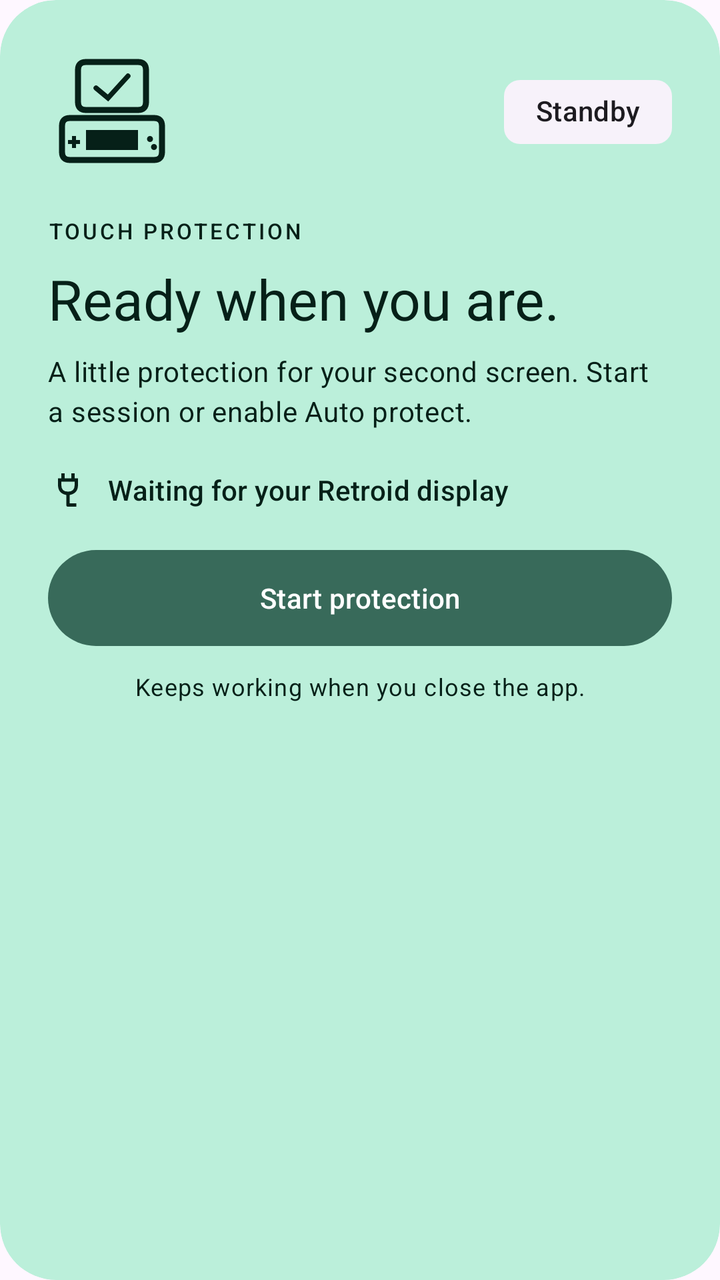
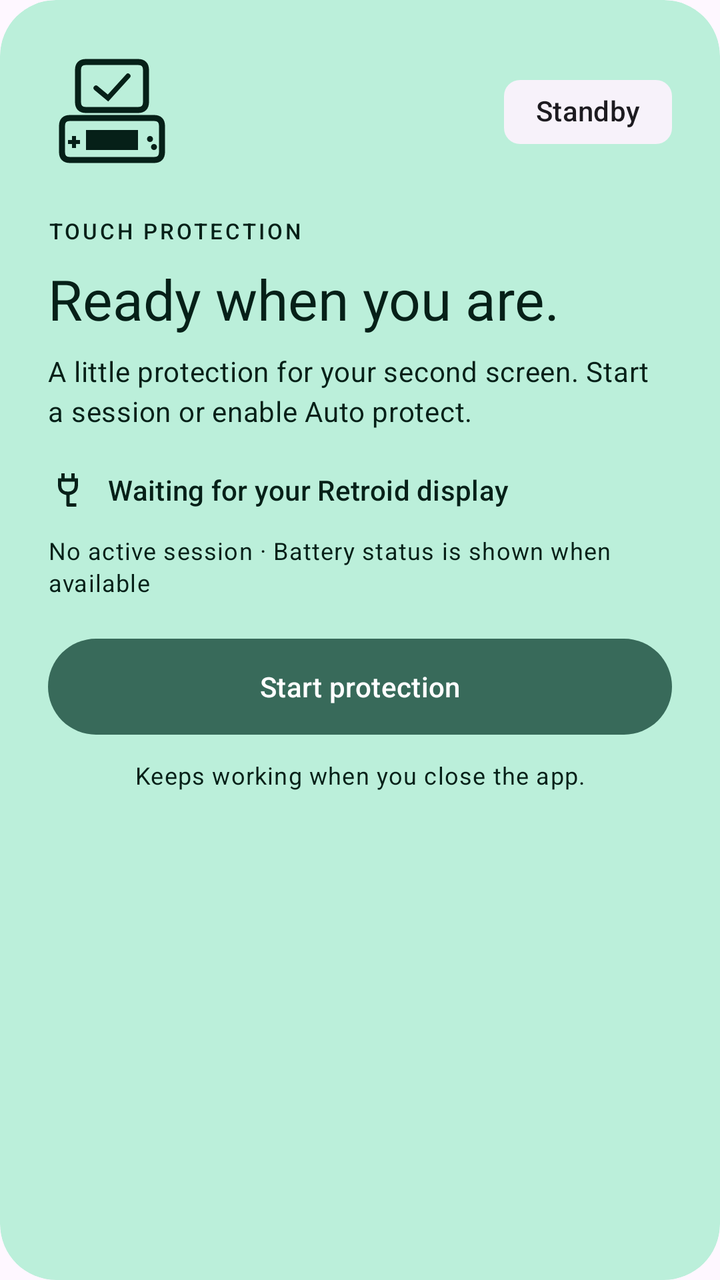

Compare the two renders of this Android layout. The source of the first and the diff that turns it into the second are given below.
<!-- AndroidManifest.xml: application theme Theme.OdinDuo -->
<!-- res/layout/protection_card.xml -->
<com.google.android.material.card.MaterialCardView xmlns:android="http://schemas.android.com/apk/res/android" xmlns:app="http://schemas.android.com/apk/res-auto" style="@style/Widget.OdinDuo.Card" android:layout_width="match_parent" android:layout_height="wrap_content" app:cardBackgroundColor="?attr/colorPrimaryContainer">
    <LinearLayout android:layout_width="match_parent" android:layout_height="wrap_content" android:orientation="vertical" android:padding="@dimen/card_padding">
        <LinearLayout android:layout_width="match_parent" android:layout_height="wrap_content" android:orientation="horizontal" android:gravity="center_vertical">
            <ImageView android:layout_width="@dimen/hero_icon_size" android:layout_height="@dimen/hero_icon_size" android:src="@drawable/ic_duo" android:importantForAccessibility="no" app:tint="?attr/colorOnPrimaryContainer" />
            <Space android:layout_width="0dp" android:layout_height="1dp" android:layout_weight="1" />
            <com.google.android.material.chip.Chip android:id="@+id/state_chip" android:layout_width="wrap_content" android:layout_height="wrap_content" android:text="@string/chip_idle" android:clickable="false" android:focusable="false" android:checkable="false" android:textColor="?attr/colorOnSurface" app:chipBackgroundColor="?attr/colorSurfaceContainerLow" app:chipStrokeWidth="0dp" />
        </LinearLayout>
        <com.google.android.material.textview.MaterialTextView android:layout_width="match_parent" android:layout_height="wrap_content" android:layout_marginTop="@dimen/hero_gap" android:text="@string/status_label" android:letterSpacing="0.12" android:textAppearance="?attr/textAppearanceLabelSmall" android:textColor="?attr/colorOnPrimaryContainer" />
        <com.google.android.material.textview.MaterialTextView android:id="@+id/state_title" android:layout_width="match_parent" android:layout_height="wrap_content" android:layout_marginTop="8dp" android:text="@string/title_idle" android:textAppearance="@style/TextAppearance.OdinDuo.Hero" android:textColor="?attr/colorOnPrimaryContainer" />
        <com.google.android.material.textview.MaterialTextView android:id="@+id/status" android:layout_width="match_parent" android:layout_height="wrap_content" android:layout_marginTop="8dp" android:text="@string/status_idle" android:textAppearance="?attr/textAppearanceBodyMedium" android:textColor="?attr/colorOnPrimaryContainer" android:accessibilityLiveRegion="polite" />
        <LinearLayout android:layout_width="match_parent" android:layout_height="wrap_content" android:layout_marginTop="20dp" android:gravity="center_vertical" android:orientation="horizontal">
            <ImageView android:layout_width="20dp" android:layout_height="20dp" android:src="@drawable/ic_cable" android:importantForAccessibility="no" app:tint="?attr/colorOnPrimaryContainer" />
            <com.google.android.material.textview.MaterialTextView android:id="@+id/device" android:layout_width="0dp" android:layout_height="wrap_content" android:layout_weight="1" android:layout_marginStart="10dp" android:text="@string/device_disconnected" android:textAppearance="?attr/textAppearanceLabelLarge" android:textColor="?attr/colorOnPrimaryContainer" />
        </LinearLayout>
        <com.google.android.material.button.MaterialButton android:id="@+id/start" android:layout_width="match_parent" android:layout_height="wrap_content" android:layout_marginTop="16dp" android:minHeight="56dp" android:text="@string/start_protection" app:cornerRadius="28dp" android:textColor="@color/protection_start_text" app:backgroundTint="@color/protection_start_background" />
        <com.google.android.material.button.MaterialButton android:id="@+id/stop" style="@style/Widget.Material3.Button.OutlinedButton" android:layout_width="match_parent" android:layout_height="wrap_content" android:layout_marginTop="16dp" android:minHeight="56dp" android:text="@string/stop_protection" android:visibility="gone" app:cornerRadius="28dp" android:textColor="@color/protection_button_text" app:strokeColor="@color/protection_button_stroke" />
        <com.google.android.material.textview.MaterialTextView android:layout_width="match_parent" android:layout_height="wrap_content" android:layout_marginTop="8dp" android:gravity="center" android:text="@string/background_hint" android:textAppearance="?attr/textAppearanceBodySmall" android:textColor="?attr/colorOnPrimaryContainer" />
    </LinearLayout>
</com.google.android.material.card.MaterialCardView>
<!-- resources referenced by this layout -->
<resources>
  <dimen name="card_padding">24dp</dimen>
  <dimen name="hero_gap">20dp</dimen>
  <dimen name="hero_icon_size">64dp</dimen>
  <!-- drawable ic_cable (drawable) -->
  <vector xmlns:android="http://schemas.android.com/apk/res/android" android:width="20dp" android:height="20dp" android:viewportWidth="24" android:viewportHeight="24">
      <path android:fillColor="#FF000000" android:pathData="M8,2 L10,2 L10,5 L14,5 L14,2 L16,2 L16,5 L18,5 L18,9 Q18,14 13,15 L13,20 L17,20 L17,22 L12,22 Q11,22 11,21 L11,15 Q6,14 6,9 L6,5 L8,5 Z M8,7 L8,9 Q8,13 12,13 Q16,13 16,9 L16,7 Z"/>
  </vector>
  <!-- drawable ic_duo (drawable) -->
  <vector xmlns:android="http://schemas.android.com/apk/res/android" android:width="64dp" android:height="64dp" android:viewportWidth="64" android:viewportHeight="64">
      <path android:fillColor="#00000000" android:strokeColor="#FF000000" android:strokeWidth="3" android:strokeLineJoin="round" android:pathData="M19,7 L45,7 Q49,7 49,11 L49,27 Q49,31 45,31 L19,31 Q15,31 15,27 L15,11 Q15,7 19,7 Z M11,35 L53,35 Q57,35 57,39 L57,52 Q57,56 53,56 L11,56 Q7,56 7,52 L7,39 Q7,35 11,35 Z"/>
      <path android:fillColor="#FF000000" android:pathData="M19,41 L45,41 L45,51 L19,51 Z M12,44 L14,44 L14,46 L16,46 L16,48 L14,48 L14,50 L12,50 L12,48 L10,48 L10,46 L12,46 Z M51,44 A1.5,1.5 0,1 0,51,47 A1.5,1.5 0,1 0,51,44 M53,48 A1.5,1.5 0,1 0,53,51 A1.5,1.5 0,1 0,53,48"/>
      <path android:fillColor="#00000000" android:strokeColor="#FF000000" android:strokeWidth="2.5" android:strokeLineCap="round" android:pathData="M24,20 L30,25 L40,14"/>
  </vector>
  <string name="background_hint">Keeps working when you close the app.</string>
  <string name="chip_idle">Standby</string>
  <string name="device_disconnected">Waiting for your Retroid display</string>
  <string name="start_protection">Start protection</string>
  <string name="status_idle">A little protection for your second screen. Start a session or enable Auto protect.</string>
  <string name="status_label">TOUCH PROTECTION</string>
  <string name="stop_protection">Stop protection</string>
  <string name="title_idle">Ready when you are.</string>
  <style name="TextAppearance.OdinDuo.Hero" parent="TextAppearance.Material3.HeadlineMedium" />
  <style name="Widget.OdinDuo.Card" parent="Widget.Material3.CardView.Filled">
          <item name="shapeAppearance">@style/ShapeAppearance.OdinDuo.Card</item>
          <item name="cardElevation">0dp</item>
      </style>
  <style name="Theme.OdinDuo" parent="Theme.Material3.DayNight.NoActionBar">
          <item name="colorPrimary">#386A5A</item>
          <item name="colorOnPrimary">#FFFFFF</item>
          <item name="colorPrimaryContainer">#BBEFDA</item>
          <item name="colorOnPrimaryContainer">#062018</item>
          <item name="android:windowLightStatusBar">?attr/isLightTheme</item>
          <item name="android:windowLightNavigationBar">?attr/isLightTheme</item>
          <item name="android:statusBarColor">@android:color/transparent</item>
          <item name="android:navigationBarColor">@android:color/transparent</item>
          <item name="android:windowBackground">?attr/colorSurface</item>
      </style>
  <style name="ShapeAppearance.OdinDuo.Card" parent="ShapeAppearance.Material3.Corner.ExtraLarge" />
</resources>

<!-- the commit's change to res/layout/protection_card.xml (unified diff, before → after) -->
@@ -12,6 +12,7 @@
             <ImageView android:layout_width="20dp" android:layout_height="20dp" android:src="@drawable/ic_cable" android:importantForAccessibility="no" app:tint="?attr/colorOnPrimaryContainer" />
             <com.google.android.material.textview.MaterialTextView android:id="@+id/device" android:layout_width="0dp" android:layout_height="wrap_content" android:layout_weight="1" android:layout_marginStart="10dp" android:text="@string/device_disconnected" android:textAppearance="?attr/textAppearanceLabelLarge" android:textColor="?attr/colorOnPrimaryContainer" />
         </LinearLayout>
+        <com.google.android.material.textview.MaterialTextView android:id="@+id/session_info" android:layout_width="match_parent" android:layout_height="wrap_content" android:layout_marginTop="12dp" android:text="@string/session_idle" android:textAppearance="?attr/textAppearanceBodySmall" android:textColor="?attr/colorOnPrimaryContainer" />
         <com.google.android.material.button.MaterialButton android:id="@+id/start" android:layout_width="match_parent" android:layout_height="wrap_content" android:layout_marginTop="16dp" android:minHeight="56dp" android:text="@string/start_protection" app:cornerRadius="28dp" android:textColor="@color/protection_start_text" app:backgroundTint="@color/protection_start_background" />
         <com.google.android.material.button.MaterialButton android:id="@+id/stop" style="@style/Widget.Material3.Button.OutlinedButton" android:layout_width="match_parent" android:layout_height="wrap_content" android:layout_marginTop="16dp" android:minHeight="56dp" android:text="@string/stop_protection" android:visibility="gone" app:cornerRadius="28dp" android:textColor="@color/protection_button_text" app:strokeColor="@color/protection_button_stroke" />
         <com.google.android.material.textview.MaterialTextView android:layout_width="match_parent" android:layout_height="wrap_content" android:layout_marginTop="8dp" android:gravity="center" android:text="@string/background_hint" android:textAppearance="?attr/textAppearanceBodySmall" android:textColor="?attr/colorOnPrimaryContainer" />
<!-- resource entries referenced after the edit -->
@@ -16,6 +16,7 @@
   <string name="background_hint">Keeps working when you close the app.</string>
   <string name="chip_idle">Standby</string>
   <string name="device_disconnected">Waiting for your Retroid display</string>
+  <string name="session_idle">No active session · Battery status is shown when available</string>
   <string name="start_protection">Start protection</string>
   <string name="status_idle">A little protection for your second screen. Start a session or enable Auto protect.</string>
   <string name="status_label">TOUCH PROTECTION</string>
